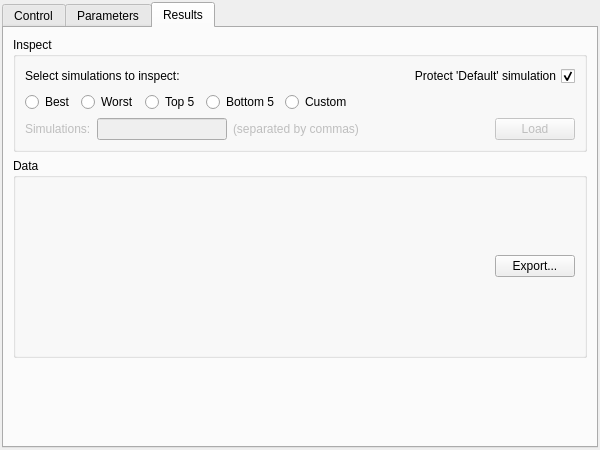
First picture: the form in designer/shared/advancedposition.ui, repository DTOcean/dtocean-app, before the edit.
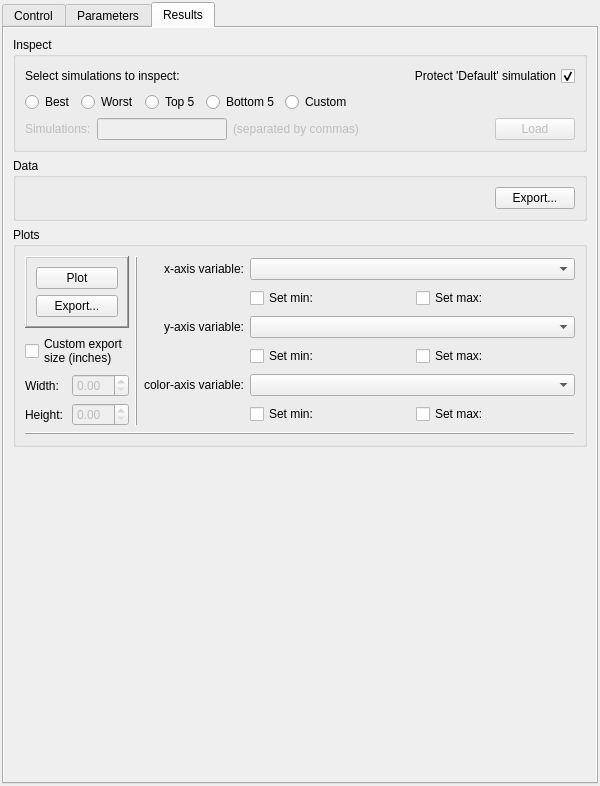
Second picture: the form after the edit. The open tabs and pages were chosen to show the change.

Commit message: Add plotting to Results tab of position strategy.

What changed in the file:
```diff
--- a/designer/shared/advancedposition.ui
+++ b/designer/shared/advancedposition.ui
@@ -7,7 +7,7 @@
     <x>0</x>
     <y>0</y>
     <width>600</width>
-    <height>450</height>
+    <height>786</height>
    </rect>
   </property>
   <property name="windowTitle">
@@ -15,13 +15,16 @@
   </property>
   <layout class="QVBoxLayout" name="verticalLayout">
    <property name="spacing">
-    <number>6</number>
+    <number>0</number>
    </property>
    <property name="margin">
     <number>2</number>
    </property>
    <item>
     <widget class="QTabWidget" name="tabWidget">
+     <property name="autoFillBackground">
+      <bool>false</bool>
+     </property>
      <property name="currentIndex">
       <number>0</number>
      </property>
@@ -387,7 +390,40 @@
       <attribute name="title">
        <string>Results</string>
       </attribute>
-      <layout class="QVBoxLayout" name="verticalLayout_10">
+      <layout class="QVBoxLayout" name="verticalLayout_13">
+       <property name="spacing">
+        <number>0</number>
+       </property>
+       <property name="margin">
+        <number>0</number>
+       </property>
+       <item>
+        <widget class="QScrollArea" name="scrollArea">
+         <property name="autoFillBackground">
+          <bool>false</bool>
+         </property>
+         <property name="styleSheet">
+          <string notr="true"/>
+         </property>
+         <property name="frameShape">
+          <enum>QFrame::NoFrame</enum>
+         </property>
+         <property name="horizontalScrollBarPolicy">
+          <enum>Qt::ScrollBarAlwaysOff</enum>
+         </property>
+         <property name="widgetResizable">
+          <bool>true</bool>
+         </property>
+         <widget class="QWidget" name="scrollAreaWidgetContents">
+          <property name="geometry">
+           <rect>
+            <x>0</x>
+            <y>0</y>
+            <width>590</width>
+            <height>756</height>
+           </rect>
+          </property>
+          <layout class="QVBoxLayout" name="verticalLayout_12">
        <item>
         <widget class="QGroupBox" name="inspectBox">
          <property name="sizePolicy">
@@ -570,7 +606,7 @@
        <item>
         <widget class="QGroupBox" name="dataBox">
          <property name="sizePolicy">
-          <sizepolicy hsizetype="Preferred" vsizetype="Fixed">
+              <sizepolicy hsizetype="Preferred" vsizetype="Preferred">
            <horstretch>0</horstretch>
            <verstretch>0</verstretch>
           </sizepolicy>
@@ -578,7 +614,7 @@
          <property name="minimumSize">
           <size>
            <width>0</width>
-           <height>200</height>
+               <height>0</height>
           </size>
          </property>
          <property name="title">
@@ -624,6 +660,317 @@
          </layout>
         </widget>
        </item>
+           <item>
+            <widget class="QGroupBox" name="plotBox">
+             <property name="title">
+              <string>Plots</string>
+             </property>
+             <layout class="QVBoxLayout" name="verticalLayout_11">
+              <item>
+               <layout class="QHBoxLayout" name="horizontalLayout_11">
+                <item>
+                 <layout class="QVBoxLayout" name="verticalLayout_14">
+                  <item>
+                   <widget class="QFrame" name="frame">
+                    <property name="frameShape">
+                     <enum>QFrame::WinPanel</enum>
+                    </property>
+                    <property name="frameShadow">
+                     <enum>QFrame::Raised</enum>
+                    </property>
+                    <property name="lineWidth">
+                     <number>1</number>
+                    </property>
+                    <layout class="QVBoxLayout" name="verticalLayout_10">
+                     <item>
+                      <widget class="QPushButton" name="plotButton">
+                       <property name="text">
+                        <string>Plot</string>
+                       </property>
+                      </widget>
+                     </item>
+                     <item>
+                      <widget class="QPushButton" name="plotExportButton">
+                       <property name="text">
+                        <string>Export...</string>
+                       </property>
+                      </widget>
+                     </item>
+                    </layout>
+                   </widget>
+                  </item>
+                  <item>
+                   <widget class="QCheckBox" name="customSizeBox">
+                    <property name="layoutDirection">
+                     <enum>Qt::LeftToRight</enum>
+                    </property>
+                    <property name="text">
+                     <string>Custom export
+size (inches)</string>
+                    </property>
+                   </widget>
+                  </item>
+                  <item>
+                   <layout class="QGridLayout" name="gridLayout_2">
+                    <item row="0" column="0">
+                     <widget class="QLabel" name="customWidthLabel">
+                      <property name="text">
+                       <string>Width:</string>
+                      </property>
+                     </widget>
+                    </item>
+                    <item row="0" column="1">
+                     <widget class="QDoubleSpinBox" name="customWidthSpinBox">
+                      <property name="enabled">
+                       <bool>false</bool>
+                      </property>
+                     </widget>
+                    </item>
+                    <item row="1" column="0">
+                     <widget class="QLabel" name="customHeightLabel">
+                      <property name="text">
+                       <string>Height:</string>
+                      </property>
+                     </widget>
+                    </item>
+                    <item row="1" column="1">
+                     <widget class="QDoubleSpinBox" name="customHeightSpinBox">
+                      <property name="enabled">
+                       <bool>false</bool>
+                      </property>
+                     </widget>
+                    </item>
+                   </layout>
+                  </item>
+                 </layout>
+                </item>
+                <item>
+                 <widget class="Line" name="line">
+                  <property name="frameShadow">
+                   <enum>QFrame::Raised</enum>
+                  </property>
+                  <property name="orientation">
+                   <enum>Qt::Vertical</enum>
+                  </property>
+                 </widget>
+                </item>
+                <item>
+                 <layout class="QGridLayout" name="gridLayout">
+                  <item row="0" column="0">
+                   <widget class="QLabel" name="xAxisLabel">
+                    <property name="sizePolicy">
+                     <sizepolicy hsizetype="Preferred" vsizetype="Preferred">
+                      <horstretch>0</horstretch>
+                      <verstretch>0</verstretch>
+                     </sizepolicy>
+                    </property>
+                    <property name="minimumSize">
+                     <size>
+                      <width>0</width>
+                      <height>0</height>
+                     </size>
+                    </property>
+                    <property name="text">
+                     <string>x-axis variable:</string>
+                    </property>
+                    <property name="alignment">
+                     <set>Qt::AlignRight|Qt::AlignTrailing|Qt::AlignVCenter</set>
+                    </property>
+                   </widget>
+                  </item>
+                  <item row="0" column="1">
+                   <widget class="QComboBox" name="xAxisVarBox">
+                    <property name="sizePolicy">
+                     <sizepolicy hsizetype="Expanding" vsizetype="Fixed">
+                      <horstretch>0</horstretch>
+                      <verstretch>0</verstretch>
+                     </sizepolicy>
+                    </property>
+                   </widget>
+                  </item>
+                  <item row="1" column="0">
+                   <widget class="QLabel" name="label">
+                    <property name="text">
+                     <string/>
+                    </property>
+                   </widget>
+                  </item>
+                  <item row="1" column="1">
+                   <layout class="QHBoxLayout" name="horizontalLayout_15">
+                    <item>
+                     <widget class="QCheckBox" name="xAxisMinBox">
+                      <property name="text">
+                       <string>Set min:</string>
+                      </property>
+                     </widget>
+                    </item>
+                    <item>
+                     <layout class="QHBoxLayout" name="xAxisMinLayout"/>
+                    </item>
+                    <item>
+                     <widget class="QCheckBox" name="xAxisMaxBox">
+                      <property name="sizePolicy">
+                       <sizepolicy hsizetype="Minimum" vsizetype="Fixed">
+                        <horstretch>0</horstretch>
+                        <verstretch>0</verstretch>
+                       </sizepolicy>
+                      </property>
+                      <property name="text">
+                       <string>Set max:</string>
+                      </property>
+                     </widget>
+                    </item>
+                    <item>
+                     <layout class="QHBoxLayout" name="xAxisMaxLayout"/>
+                    </item>
+                   </layout>
+                  </item>
+                  <item row="2" column="0">
+                   <widget class="QLabel" name="yAxisLabel">
+                    <property name="sizePolicy">
+                     <sizepolicy hsizetype="Preferred" vsizetype="Preferred">
+                      <horstretch>0</horstretch>
+                      <verstretch>0</verstretch>
+                     </sizepolicy>
+                    </property>
+                    <property name="minimumSize">
+                     <size>
+                      <width>0</width>
+                      <height>0</height>
+                     </size>
+                    </property>
+                    <property name="text">
+                     <string>y-axis variable:</string>
+                    </property>
+                    <property name="alignment">
+                     <set>Qt::AlignRight|Qt::AlignTrailing|Qt::AlignVCenter</set>
+                    </property>
+                   </widget>
+                  </item>
+                  <item row="2" column="1">
+                   <widget class="QComboBox" name="yAxisVarBox">
+                    <property name="sizePolicy">
+                     <sizepolicy hsizetype="Expanding" vsizetype="Fixed">
+                      <horstretch>0</horstretch>
+                      <verstretch>0</verstretch>
+                     </sizepolicy>
+                    </property>
+                   </widget>
+                  </item>
+                  <item row="3" column="0">
+                   <widget class="QLabel" name="label_2">
+                    <property name="text">
+                     <string/>
+                    </property>
+                   </widget>
+                  </item>
+                  <item row="3" column="1">
+                   <layout class="QHBoxLayout" name="horizontalLayout_17">
+                    <item>
+                     <widget class="QCheckBox" name="yAxisMinBox">
+                      <property name="text">
+                       <string>Set min:</string>
+                      </property>
+                     </widget>
+                    </item>
+                    <item>
+                     <layout class="QHBoxLayout" name="yAxisMinLayout"/>
+                    </item>
+                    <item>
+                     <widget class="QCheckBox" name="yAxisMaxBox">
+                      <property name="text">
+                       <string>Set max:</string>
+                      </property>
+                     </widget>
+                    </item>
+                    <item>
+                     <layout class="QHBoxLayout" name="yAxisMaxLayout"/>
+                    </item>
+                   </layout>
+                  </item>
+                  <item row="4" column="0">
+                   <widget class="QLabel" name="colorAxisLabel">
+                    <property name="sizePolicy">
+                     <sizepolicy hsizetype="Preferred" vsizetype="Preferred">
+                      <horstretch>0</horstretch>
+                      <verstretch>0</verstretch>
+                     </sizepolicy>
+                    </property>
+                    <property name="minimumSize">
+                     <size>
+                      <width>0</width>
+                      <height>0</height>
+                     </size>
+                    </property>
+                    <property name="text">
+                     <string>color-axis variable:</string>
+                    </property>
+                    <property name="alignment">
+                     <set>Qt::AlignRight|Qt::AlignTrailing|Qt::AlignVCenter</set>
+                    </property>
+                   </widget>
+                  </item>
+                  <item row="4" column="1">
+                   <widget class="QComboBox" name="colorAxisVarBox">
+                    <property name="sizePolicy">
+                     <sizepolicy hsizetype="Expanding" vsizetype="Fixed">
+                      <horstretch>0</horstretch>
+                      <verstretch>0</verstretch>
+                     </sizepolicy>
+                    </property>
+                   </widget>
+                  </item>
+                  <item row="5" column="0">
+                   <widget class="QLabel" name="label_3">
+                    <property name="text">
+                     <string/>
+                    </property>
+                   </widget>
+                  </item>
+                  <item row="5" column="1">
+                   <layout class="QHBoxLayout" name="horizontalLayout_21">
+                    <item>
+                     <widget class="QCheckBox" name="colorAxisMinBox">
+                      <property name="text">
+                       <string>Set min:</string>
+                      </property>
+                     </widget>
+                    </item>
+                    <item>
+                     <layout class="QHBoxLayout" name="colorAxisMinLayout"/>
+                    </item>
+                    <item>
+                     <widget class="QCheckBox" name="colorAxisMaxBox">
+                      <property name="text">
+                       <string>Set max:</string>
+                      </property>
+                     </widget>
+                    </item>
+                    <item>
+                     <layout class="QHBoxLayout" name="colorAxisMaxLayout"/>
+                    </item>
+                   </layout>
+                  </item>
+                 </layout>
+                </item>
+               </layout>
+              </item>
+              <item>
+               <widget class="Line" name="line_3">
+                <property name="frameShadow">
+                 <enum>QFrame::Raised</enum>
+                </property>
+                <property name="orientation">
+                 <enum>Qt::Horizontal</enum>
+                </property>
+               </widget>
+              </item>
+              <item>
+               <layout class="QVBoxLayout" name="plotLayout"/>
+              </item>
+             </layout>
+            </widget>
+           </item>
        <item>
         <spacer name="verticalSpacer_3">
          <property name="orientation">
@@ -635,10 +982,14 @@
          <property name="sizeHint" stdset="0">
           <size>
            <width>20</width>
-           <height>129</height>
+               <height>319</height>
           </size>
          </property>
         </spacer>
+           </item>
+          </layout>
+         </widget>
+        </widget>
        </item>
       </layout>
      </widget>
```
Left out of the diff: 6 changed lines with no effect on the pictures. Lines whose indentation alone changed are shown as unchanged. The commit also changes 2 other files.
